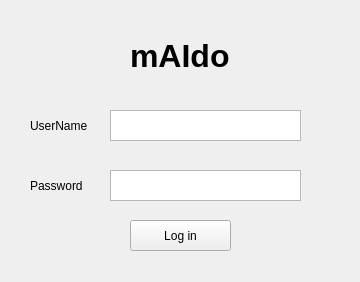
First picture: the form in login.ui, repository Delen0828/mAIDo, before the edit.
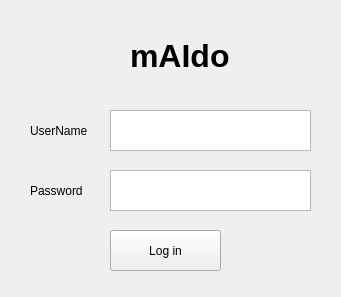
Second picture: the form after the edit.

Commit message:
Login system
complete login and save system
remove load button

What changed in the file:
```diff
--- a/login.ui
+++ b/login.ui
@@ -6,8 +6,8 @@
    <rect>
     <x>0</x>
     <y>0</y>
-    <width>360</width>
-    <height>282</height>
+    <width>341</width>
+    <height>297</height>
    </rect>
   </property>
   <property name="windowTitle">
@@ -39,8 +39,8 @@
     <rect>
      <x>30</x>
      <y>110</y>
-     <width>81</width>
-     <height>31</height>
+     <width>91</width>
+     <height>41</height>
     </rect>
    </property>
    <property name="text">
@@ -52,8 +52,8 @@
     <rect>
      <x>30</x>
      <y>170</y>
-     <width>71</width>
-     <height>31</height>
+     <width>81</width>
+     <height>41</height>
     </rect>
    </property>
    <property name="text">
@@ -65,8 +65,8 @@
     <rect>
      <x>110</x>
      <y>110</y>
-     <width>191</width>
-     <height>31</height>
+     <width>201</width>
+     <height>41</height>
     </rect>
    </property>
   </widget>
@@ -75,18 +75,18 @@
     <rect>
      <x>110</x>
      <y>170</y>
-     <width>191</width>
-     <height>31</height>
+     <width>201</width>
+     <height>41</height>
     </rect>
    </property>
   </widget>
   <widget class="QPushButton" name="LoginButton">
    <property name="geometry">
     <rect>
-     <x>130</x>
-     <y>220</y>
-     <width>101</width>
-     <height>31</height>
+     <x>110</x>
+     <y>230</y>
+     <width>111</width>
+     <height>41</height>
     </rect>
    </property>
    <property name="text">
```
The commit also changes 13 other files.
